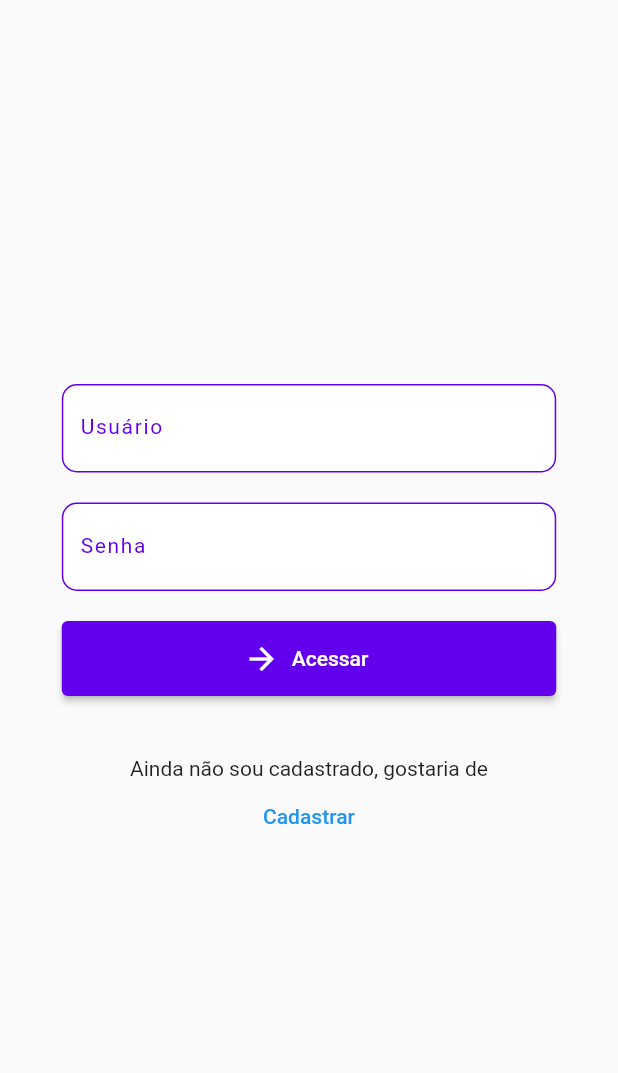
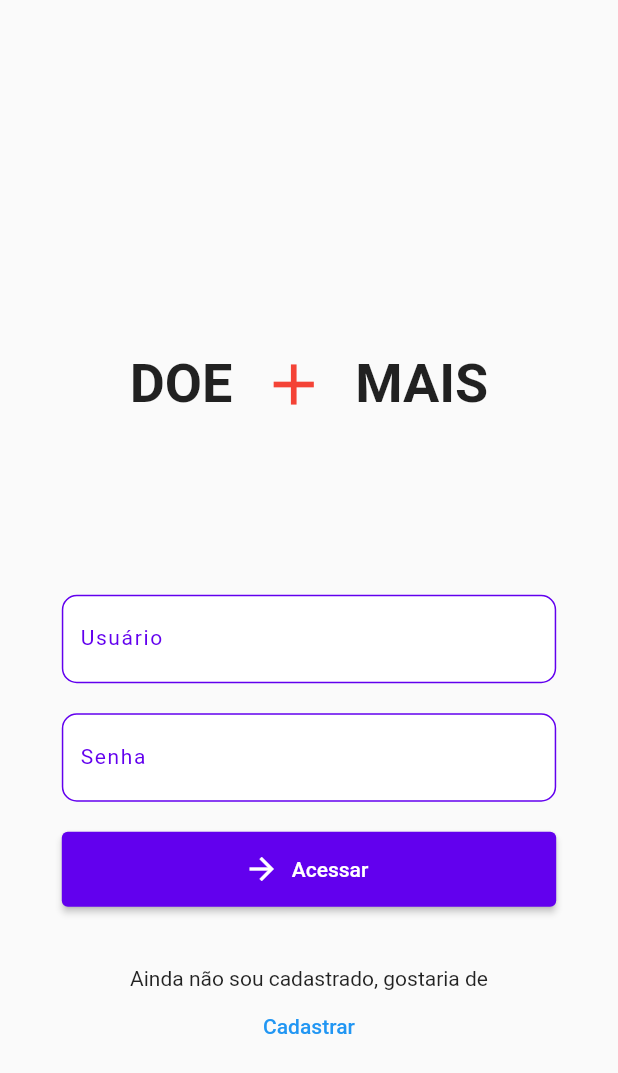
Before and after one commit to lesantucci/doemais-flutter, a Flutter app: the screen it shows after launch, on a phone screen of 412 x 824 dp. Shown: the top 1073 px of the screen. Run offline on Flutter 3.47's test engine with Material 2 defaults, Android fonts, the phone set to English and light mode, and no system bars; missing offline and left inert: http_interceptor; accounts and stored records are empty.

Commit message:
Adicionando logo

```diff
--- a/lib/usuario/screens/login.screen.dart
+++ b/lib/usuario/screens/login.screen.dart
@@ -48,6 +48,23 @@ class _LoginScreenState extends State<LoginScreen> {
       child: Column(
         mainAxisAlignment: MainAxisAlignment.center,
         children: <Widget>[
+          Expanded(
+              child: Row(
+            mainAxisAlignment: MainAxisAlignment.center,
+            children: [
+              Text(
+                "DOE  ",
+                style: TextStyle(fontWeight: FontWeight.bold, fontSize: 36),
+              ),
+              Icon(
+                Icons.add,
+                color: Colors.red,
+                size: 46,
+              ),
+              Text("  MAIS",
+                  style: TextStyle(fontWeight: FontWeight.bold, fontSize: 36))
+            ],
+          )),
           Padding(
             padding: const EdgeInsets.only(bottom: 20),
             child: FractionallySizedBox(
```
